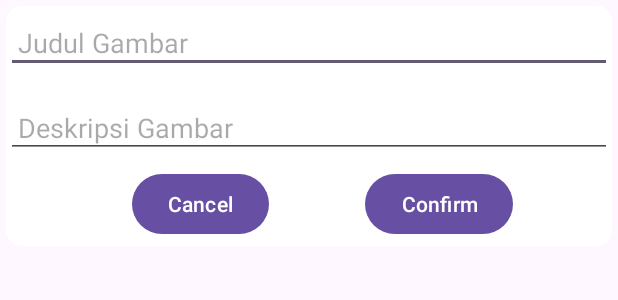
After one commit to Ba3yoo/PAM-Project, an Android app: the layout editpopup.xml on its own in the app's theme, with its tools: preview values and no code run, on a phone screen of 412 x 824 dp. The commit adds this screen. Shown: the top 300 px of the screen. Run offline under Robolectric (Android 15) with nearby library versions, the phone set to English and light mode, and no system bars.

Commit message:
Edit function

```diff
--- a/app/src/main/java/com/example/pam_project/ListActivity.kt
+++ b/app/src/main/java/com/example/pam_project/ListActivity.kt
@@ -1,20 +1,25 @@
 package com.example.pam_project
 
+import com.example.pam_project.R
 import android.content.Intent
 import android.os.Bundle
+import android.view.View
 import android.widget.Toast
+import androidx.appcompat.app.AlertDialog
 import androidx.appcompat.app.AppCompatActivity
 import androidx.recyclerview.widget.LinearLayoutManager
 import com.example.pam_project.databinding.ActivityListBinding
+import com.example.pam_project.databinding.EditpopupBinding
 import com.google.firebase.auth.FirebaseAuth
 import com.google.firebase.auth.ktx.auth
 import com.google.firebase.database.*
 import com.google.firebase.ktx.Firebase
-import com.google.firebase.storage.FirebaseStorage
+
 
 class ListActivity : AppCompatActivity() {
 
     private lateinit var binding: ActivityListBinding
+    private lateinit var bind2: EditpopupBinding
     private lateinit var database: DatabaseReference
     private lateinit var reportAdapter: RecycleViewAdapter
     private val reportList = mutableListOf<Report>()
@@ -75,7 +80,38 @@ class ListActivity : AppCompatActivity() {
     }
 
     private fun onEditClick(report: Report) {
-        // Implement edit functionality
+        val Ref = database.child(currentUserID).child(report.id?:"")
+        val dialogBuilder: android.app.AlertDialog = android.app.AlertDialog.Builder(this).create()
+        bind2 = EditpopupBinding.inflate(layoutInflater)
+
+            dialogBuilder.setView(bind2.root)
+            dialogBuilder.show()
+
+        bind2.cancelButton.setOnClickListener {
+                dialogBuilder.dismiss()
+        }
+        bind2.confirmButton.setOnClickListener {
+            Ref.child("title").setValue(bind2.titleUpdate.text.toString()).addOnSuccessListener {
+                Ref.child("description").setValue(bind2.textUpdate.text.toString()).addOnSuccessListener {
+                    Toast.makeText(this, "Report updated successfully", Toast.LENGTH_SHORT).show()
+                    reportAdapter.notifyDataSetChanged()
+                    dialogBuilder.dismiss()
+                }.addOnFailureListener {
+                    Toast.makeText(this, "Failed to update report", Toast.LENGTH_SHORT).show()
+                }
+            }.addOnFailureListener {
+                Toast.makeText(this, "Failed to update report", Toast.LENGTH_SHORT).show()
+            }
+
+        }
+//        dialogView.findViewById(R.id.cancelButton).setOnClickListener(object : View.OnClickListener() {
+//                dialogBuilder.dismiss()
+//        }
+//        dialogView.findViewById(R.id.confirmButton).setOnClickListener(object : View.OnClickListener() {
+//                dialogBuilder.dismiss()
+//        }
+
+
     }
 
     private fun onDeleteClick(report: Report) {
--- /dev/null
+++ b/app/src/main/res/layout/editpopup.xml
@@ -0,0 +1,76 @@
+<?xml version="1.0" encoding="utf-8"?>
+<LinearLayout xmlns:android="http://schemas.android.com/apk/res/android"
+    xmlns:app="http://schemas.android.com/apk/res-auto"
+    xmlns:tools="http://schemas.android.com/tools"
+    android:orientation="vertical"
+    android:layout_width="match_parent"
+    android:layout_height="wrap_content">
+
+    <androidx.cardview.widget.CardView
+        android:id="@+id/cardview"
+        android:layout_width="match_parent"
+        android:layout_height="160dp"
+        android:layout_margin="4dp"
+        android:clickable="true"
+        android:focusable="true"
+        android:foreground="?android:attr/selectableItemBackground"
+        app:cardCornerRadius="10dp">
+
+        <androidx.constraintlayout.widget.ConstraintLayout
+            android:layout_width="match_parent"
+            android:layout_height="match_parent">
+
+            <androidx.constraintlayout.widget.Guideline
+                android:id="@+id/guideline"
+                android:layout_width="wrap_content"
+                android:layout_height="wrap_content"
+                android:orientation="vertical"
+                app:layout_constraintGuide_begin="16dp" />
+
+            <EditText
+                android:id="@+id/titleUpdate"
+                android:layout_width="0dp"
+                android:layout_height="wrap_content"
+                android:layout_marginTop="4dp"
+                android:hint="Judul Gambar"
+                android:padding="8dp"
+                app:layout_constraintEnd_toEndOf="parent"
+                app:layout_constraintHorizontal_bias="0.0"
+                app:layout_constraintStart_toStartOf="parent"
+                app:layout_constraintTop_toTopOf="parent" />
+
+            <EditText
+                android:id="@+id/textUpdate"
+                android:layout_width="0dp"
+                android:layout_height="wrap_content"
+                android:layout_marginTop="16dp"
+                android:hint="Deskripsi Gambar"
+                android:padding="8dp"
+                app:layout_constraintEnd_toEndOf="parent"
+                app:layout_constraintHorizontal_bias="0.0"
+                app:layout_constraintStart_toStartOf="parent"
+                app:layout_constraintTop_toBottomOf="@+id/titleUpdate" />
+
+            <Button
+                android:id="@+id/cancelButton"
+                android:layout_width="wrap_content"
+                android:layout_height="wrap_content"
+                android:layout_marginStart="84dp"
+                android:layout_marginTop="108dp"
+                android:text="Cancel"
+                app:layout_constraintStart_toStartOf="parent"
+                app:layout_constraintTop_toTopOf="parent" />
+
+            <Button
+                android:id="@+id/confirmButton"
+                android:layout_width="wrap_content"
+                android:layout_height="wrap_content"
+                android:layout_marginStart="64dp"
+                android:layout_marginTop="108dp"
+                android:text="Confirm"
+                app:layout_constraintStart_toEndOf="@+id/cancelButton"
+                app:layout_constraintTop_toTopOf="parent" />
+
+        </androidx.constraintlayout.widget.ConstraintLayout>
+    </androidx.cardview.widget.CardView>
+</LinearLayout>
```
